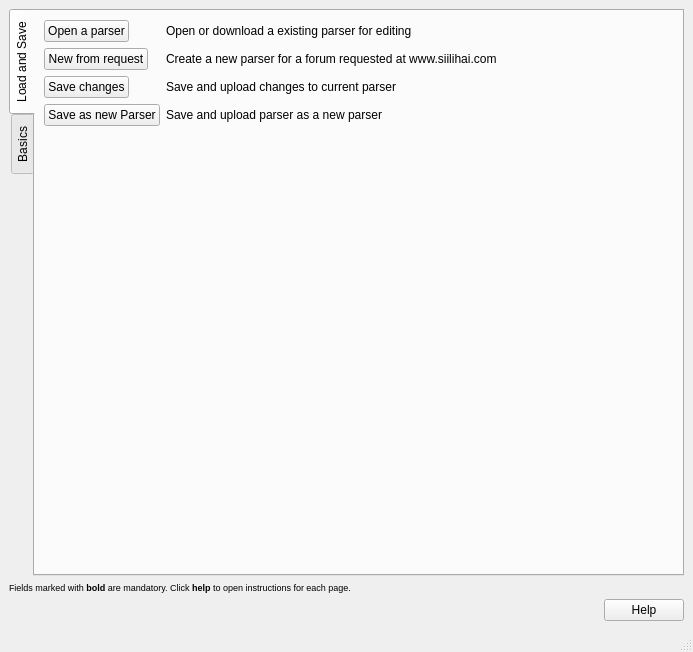
Qt form src/parsermaker/parsermaker.ui (vranki/siilihai-client) before a commit.
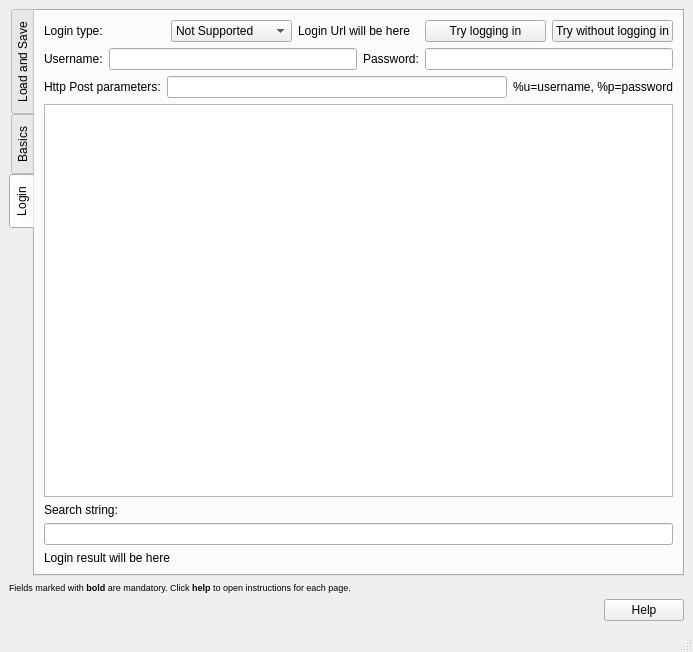
The same form after that commit. Icons and pictures are not drawn.

Diff of the .ui file:
```diff
--- a/src/parsermaker/parsermaker.ui
+++ b/src/parsermaker/parsermaker.ui
@@ -21,7 +21,7 @@
        <enum>QTabWidget::West</enum>
       </property>
       <property name="currentIndex">
-       <number>0</number>
+       <number>2</number>
       </property>
       <widget class="QWidget" name="loadSaveTab">
        <attribute name="title">
@@ -41,7 +41,7 @@
         <item row="0" column="1">
          <widget class="QLabel" name="label">
           <property name="text">
-           <string>Open or download a existing parser for editing</string>
+           <string>Download a existing parser for editing</string>
           </property>
          </widget>
         </item>
@@ -403,6 +403,137 @@
         </item>
        </layout>
       </widget>
+      <widget class="QWidget" name="loginTab">
+       <attribute name="title">
+        <string>Login</string>
+       </attribute>
+       <layout class="QVBoxLayout" name="verticalLayout_4">
+        <item>
+         <layout class="QHBoxLayout" name="horizontalLayout_2">
+          <item>
+           <widget class="QLabel" name="label_20">
+            <property name="text">
+             <string>Login type:</string>
+            </property>
+           </widget>
+          </item>
+          <item>
+           <widget class="QComboBox" name="loginTypeCombo">
+            <item>
+             <property name="text">
+              <string>Not Supported</string>
+             </property>
+            </item>
+            <item>
+             <property name="text">
+              <string>HTTP Post</string>
+             </property>
+            </item>
+            <item>
+             <property name="text">
+              <string>HTTP Auth</string>
+             </property>
+            </item>
+           </widget>
+          </item>
+          <item>
+           <widget class="QLabel" name="loginUrlLabel">
+            <property name="text">
+             <string>Login Url will be here</string>
+            </property>
+           </widget>
+          </item>
+          <item>
+           <widget class="QPushButton" name="tryLoginButton">
+            <property name="text">
+             <string>Try logging in</string>
+            </property>
+           </widget>
+          </item>
+          <item>
+           <widget class="QPushButton" name="tryWithoutLoginButton">
+            <property name="text">
+             <string>Try without logging in</string>
+            </property>
+           </widget>
+          </item>
+         </layout>
+        </item>
+        <item>
+         <layout class="QHBoxLayout" name="horizontalLayout_3">
+          <item>
+           <widget class="QLabel" name="label_23">
+            <property name="text">
+             <string>Username:</string>
+            </property>
+           </widget>
+          </item>
+          <item>
+           <widget class="QLineEdit" name="usernameEdit"/>
+          </item>
+          <item>
+           <widget class="QLabel" name="label_24">
+            <property name="text">
+             <string>Password:</string>
+            </property>
+           </widget>
+          </item>
+          <item>
+           <widget class="QLineEdit" name="passwordEdit"/>
+          </item>
+         </layout>
+        </item>
+        <item>
+         <layout class="QHBoxLayout" name="horizontalLayout_4">
+          <item>
+           <widget class="QLabel" name="label_25">
+            <property name="text">
+             <string>Http Post parameters:</string>
+            </property>
+           </widget>
+          </item>
+          <item>
+           <widget class="QLineEdit" name="loginParameters">
+            <property name="toolTip">
+             <string>Comma-separated list of parameters. For example user=%u,pass=%p,foo=bar</string>
+            </property>
+           </widget>
+          </item>
+          <item>
+           <widget class="QLabel" name="label_26">
+            <property name="text">
+             <string>%u=username, %p=password</string>
+            </property>
+           </widget>
+          </item>
+         </layout>
+        </item>
+        <item>
+         <widget class="QTextEdit" name="loginTextEdit">
+          <property name="textInteractionFlags">
+           <set>Qt::TextSelectableByKeyboard|Qt::TextSelectableByMouse</set>
+          </property>
+         </widget>
+        </item>
+        <item>
+         <widget class="QLabel" name="label_21">
+          <property name="text">
+           <string>Search string:</string>
+          </property>
+         </widget>
+        </item>
+        <item>
+         <widget class="QLineEdit" name="verifyLoginPattern"/>
+        </item>
+        <item>
+         <widget class="QLabel" name="loginResultLabel">
+          <property name="text">
+           <string>Login result will be here</string>
+          </property>
+         </widget>
+        </item>
+       </layout>
+      </widget>
      </widget>
     </item>
     <item>
```
Left out of the diff: 2 changed lines with no effect on the pictures.
